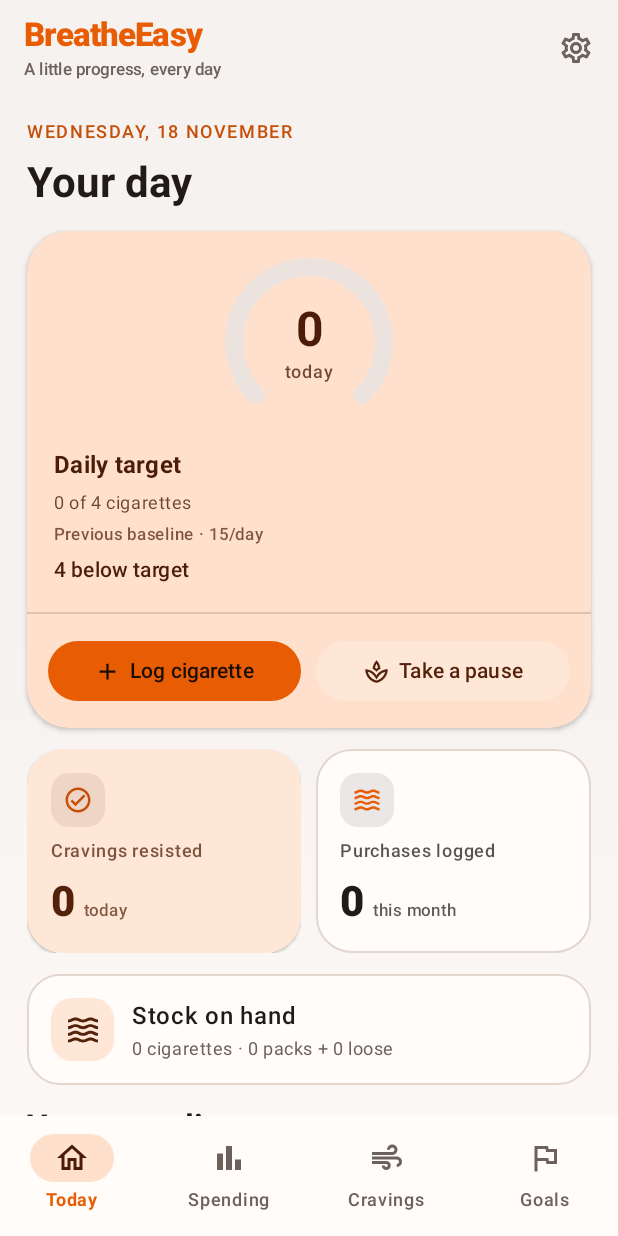
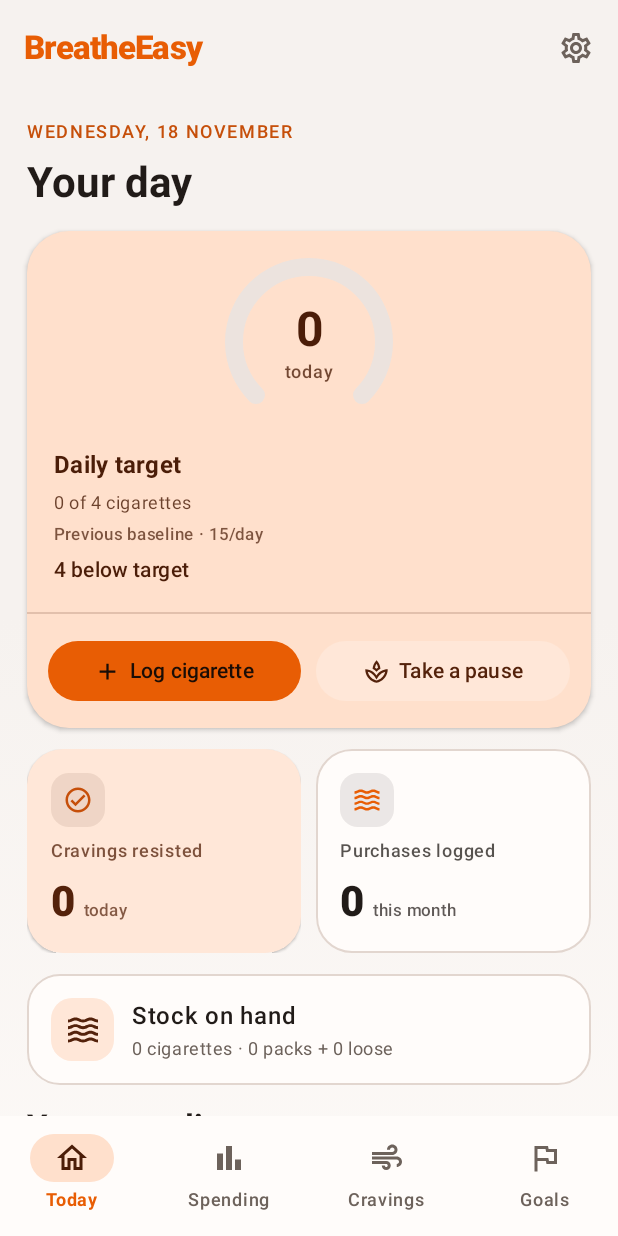
Before and after one commit to amirmalik798/breath-easy, an Android app built with Jetpack Compose: the screen it shows after launch (MainActivity), on a phone screen of 412 x 824 dp. Run offline under Robolectric (Android 15) with nearby library versions, the phone set to English and light mode, and no system bars.

Commit message:
Trim redundant labels across dashboard and app header

```diff
--- a/app/src/main/java/com/amirmalik/breatheasy/ui/BreatheEasyApp.kt
+++ b/app/src/main/java/com/amirmalik/breatheasy/ui/BreatheEasyApp.kt
@@ -178,8 +178,6 @@ fun BreatheEasyApp(viewModel: BreatheEasyViewModel) {
                     Column(verticalArrangement = Arrangement.spacedBy(1.dp)) {
                         Text("BreatheEasy", style = MaterialTheme.typography.titleLarge, fontWeight = FontWeight.ExtraBold,
                             letterSpacing = (-0.6).sp, color = MaterialTheme.colorScheme.primary)
-                        Text("A little progress, every day", style = MaterialTheme.typography.labelSmall,
-                            color = MaterialTheme.colorScheme.onSurfaceVariant, letterSpacing = 0.15.sp)
                     }
                 },
                 actions = {
@@ -527,7 +525,7 @@ private fun TodayScreen(
                 Column(Modifier.padding(18.dp), verticalArrangement = Arrangement.spacedBy(12.dp)) {
                     Row(verticalAlignment = Alignment.CenterVertically) {
                         Column(Modifier.weight(1f)) {
-                            Text("Spent this month", color = MaterialTheme.colorScheme.onSurfaceVariant,
+                            Text("This month", color = MaterialTheme.colorScheme.onSurfaceVariant,
                                 style = MaterialTheme.typography.labelLarge)
                             Text(
                                 Money.format(spend.totalMinor, prefs.displayCurrency),
```
